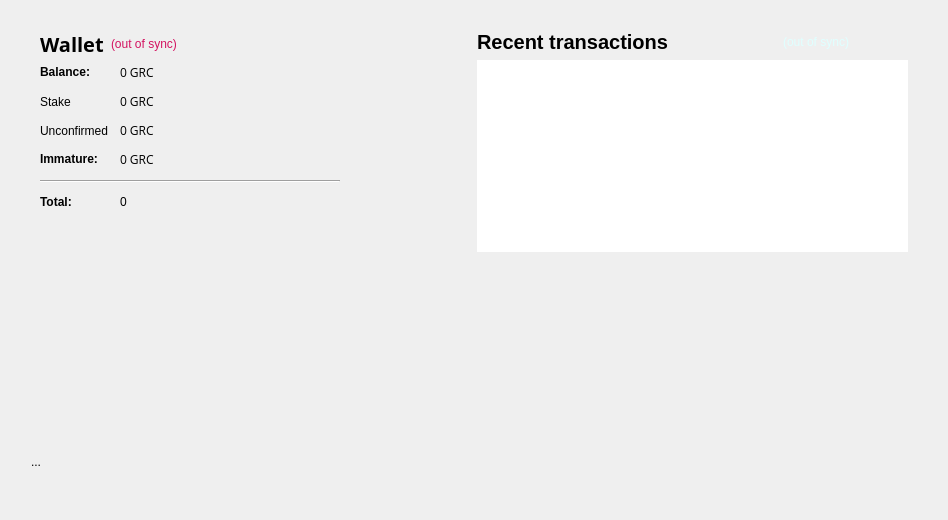
The window that src/qt/forms/overviewpage.ui (gridcoin-community/Gridcoin-Research) describes before a commit, drawn with Qt 5.
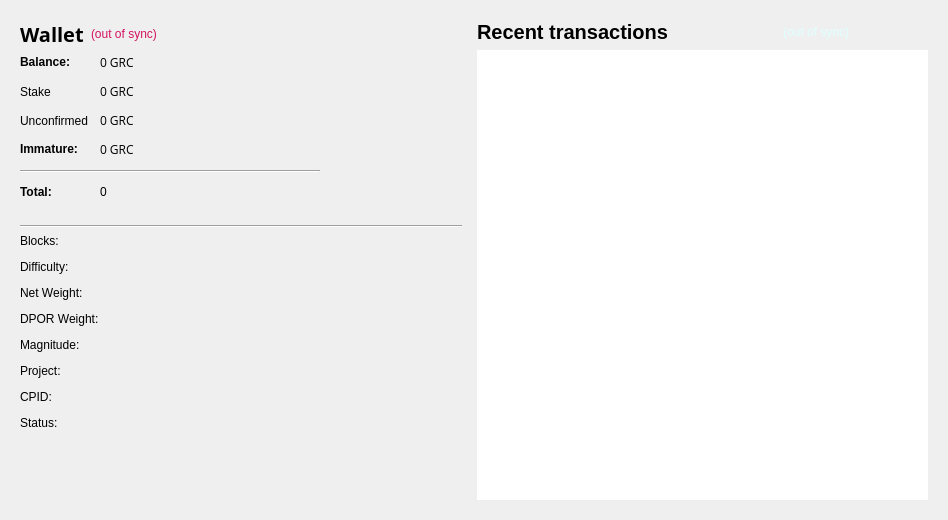
The same window after the commit.

Commit message: Several gui related changes * removal of old stylesheet code * changes to paintEvent of coincontrolwidget * introduce a struct instead of a String(msGlobalStatus) to transfer status information to the gui * change layout of overview page

Patch:
```diff
--- a/src/qt/forms/overviewpage.ui
+++ b/src/qt/forms/overviewpage.ui
@@ -32,40 +32,8 @@
    <string>Form</string>
   </property>
   <layout class="QVBoxLayout" name="verticalLayout_5">
-   <item>
-    <spacer name="verticalSpacer_4">
-     <property name="orientation">
-      <enum>Qt::Vertical</enum>
-     </property>
-     <property name="sizeType">
-      <enum>QSizePolicy::Fixed</enum>
-     </property>
-     <property name="sizeHint" stdset="0">
-      <size>
-       <width>20</width>
-       <height>10</height>
-      </size>
-     </property>
-    </spacer>
-   </item>
    <item>
     <layout class="QHBoxLayout" name="horizontalLayout">
-     <item>
-      <spacer name="horizontalSpacer_5">
-       <property name="orientation">
-        <enum>Qt::Horizontal</enum>
-       </property>
-       <property name="sizeType">
-        <enum>QSizePolicy::Fixed</enum>
-       </property>
-       <property name="sizeHint" stdset="0">
-        <size>
-         <width>20</width>
-         <height>20</height>
-        </size>
-       </property>
-      </spacer>
-     </item>
      <item>
       <layout class="QVBoxLayout" name="verticalLayout_2">
        <property name="spacing">
@@ -296,43 +264,156 @@
            </layout>
           </item>
           <item>
-           <widget class="QLabel" name="txtLastPaymentTime">
-            <property name="minimumSize">
-             <size>
-              <width>200</width>
-              <height>15</height>
-             </size>
+           <spacer name="verticalSpacer">
+            <property name="orientation">
+             <enum>Qt::Vertical</enum>
             </property>
-            <property name="maximumSize">
+            <property name="sizeType">
+             <enum>QSizePolicy::Fixed</enum>
+            </property>
+            <property name="sizeHint" stdset="0">
              <size>
-              <width>200</width>
-              <height>17</height>
+              <width>20</width>
+              <height>20</height>
              </size>
             </property>
-            <property name="text">
-             <string/>
+           </spacer>
+          </item>
+          <item>
+           <widget class="Line" name="line_2">
+            <property name="orientation">
+             <enum>Qt::Horizontal</enum>
             </property>
            </widget>
           </item>
+          <item>
+           <layout class="QFormLayout" name="formLayout">
+            <property name="fieldGrowthPolicy">
+             <enum>QFormLayout::AllNonFixedFieldsGrow</enum>
+            </property>
+            <property name="horizontalSpacing">
+             <number>12</number>
+            </property>
+            <property name="verticalSpacing">
+             <number>12</number>
+            </property>
+            <item row="0" column="0">
+             <widget class="QLabel" name="label_2">
+              <property name="text">
+               <string>Blocks:</string>
+              </property>
+             </widget>
+            </item>
+            <item row="0" column="1">
+             <widget class="QLabel" name="labelBlocks">
+              <property name="text">
+               <string notr="true"/>
+              </property>
+             </widget>
+            </item>
+            <item row="1" column="0">
+             <widget class="QLabel" name="label_8">
+              <property name="text">
+               <string>Difficulty:</string>
+              </property>
+             </widget>
+            </item>
+            <item row="1" column="1">
+             <widget class="QLabel" name="labelDifficulty">
+              <property name="text">
+               <string notr="true"/>
+              </property>
+             </widget>
+            </item>
+            <item row="2" column="0">
+             <widget class="QLabel" name="label_11">
+              <property name="text">
+               <string>Net Weight:</string>
+              </property>
+             </widget>
+            </item>
+            <item row="2" column="1">
+             <widget class="QLabel" name="labelNetWeight">
+              <property name="text">
+               <string notr="true"/>
+              </property>
+             </widget>
+            </item>
+            <item row="3" column="0">
+             <widget class="QLabel" name="label_7">
+              <property name="text">
+               <string>DPOR Weight:</string>
+              </property>
+             </widget>
+            </item>
+            <item row="4" column="0">
+             <widget class="QLabel" name="label_13">
+              <property name="text">
+               <string>Magnitude:</string>
+              </property>
+             </widget>
+            </item>
+            <item row="5" column="0">
+             <widget class="QLabel" name="label_14">
+              <property name="text">
+               <string>Project:</string>
+              </property>
+             </widget>
+            </item>
+            <item row="6" column="0">
+             <widget class="QLabel" name="label_15">
+              <property name="text">
+               <string>CPID:</string>
+              </property>
+             </widget>
+            </item>
+            <item row="7" column="0">
+             <widget class="QLabel" name="label_16">
+              <property name="text">
+               <string>Status:</string>
+              </property>
+             </widget>
+            </item>
+            <item row="3" column="1">
+             <widget class="QLabel" name="labelDporWeight">
+              <property name="text">
+               <string notr="true"/>
+              </property>
+             </widget>
+            </item>
+            <item row="4" column="1">
+             <widget class="QLabel" name="labelMagnitude">
+              <property name="text">
+               <string notr="true"/>
+              </property>
+             </widget>
+            </item>
+            <item row="5" column="1">
+             <widget class="QLabel" name="labelProject">
+              <property name="text">
+               <string notr="true"/>
+              </property>
+             </widget>
+            </item>
+            <item row="6" column="1">
+             <widget class="QLabel" name="labelCpid">
+              <property name="text">
+               <string notr="true"/>
+              </property>
+             </widget>
+            </item>
+            <item row="7" column="1">
+             <widget class="QLabel" name="labelStatus">
+              <property name="text">
+               <string notr="true"/>
+              </property>
+             </widget>
+            </item>
+           </layout>
+          </item>
          </layout>
         </widget>
        </item>
-       <item>
-        <spacer name="verticalSpacer_2">
-         <property name="orientation">
-          <enum>Qt::Vertical</enum>
-         </property>
-         <property name="sizeType">
-          <enum>QSizePolicy::Fixed</enum>
-         </property>
-         <property name="sizeHint" stdset="0">
-          <size>
-           <width>20</width>
-           <height>10</height>
-          </size>
-         </property>
-        </spacer>
-       </item>
        <item>
         <spacer name="verticalSpacer_3">
          <property name="orientation">
@@ -469,78 +550,7 @@
          </layout>
         </widget>
        </item>
-       <item>
-        <spacer name="verticalSpacer">
-         <property name="orientation">
-          <enum>Qt::Vertical</enum>
-         </property>
-         <property name="sizeType">
-          <enum>QSizePolicy::Expanding</enum>
-         </property>
-         <property name="sizeHint" stdset="0">
-          <size>
-           <width>20</width>
-           <height>40</height>
-          </size>
-         </property>
-        </spacer>
-       </item>
       </layout>
-     </item>
-     <item>
-      <spacer name="horizontalSpacer_3">
-       <property name="orientation">
-        <enum>Qt::Horizontal</enum>
-       </property>
-       <property name="sizeType">
-        <enum>QSizePolicy::Fixed</enum>
-       </property>
-       <property name="sizeHint" stdset="0">
-        <size>
-         <width>20</width>
-         <height>20</height>
-        </size>
-       </property>
-      </spacer>
-     </item>
-    </layout>
-   </item>
-   <item>
-    <layout class="QHBoxLayout" name="horizontalLayout_5">
-     <item>
-      <spacer name="horizontalSpacer">
-       <property name="orientation">
-        <enum>Qt::Horizontal</enum>
-       </property>
-       <property name="sizeType">
-        <enum>QSizePolicy::Fixed</enum>
-       </property>
-       <property name="sizeHint" stdset="0">
-        <size>
-         <width>20</width>
-         <height>20</height>
-        </size>
-       </property>
-      </spacer>
-     </item>
-     <item>
-      <widget class="QLabel" name="txtDisplay">
-       <property name="sizePolicy">
-        <sizepolicy hsizetype="Preferred" vsizetype="Preferred">
-         <horstretch>1</horstretch>
-         <verstretch>0</verstretch>
-        </sizepolicy>
-       </property>
-       <property name="minimumSize">
-        <size>
-         <width>448</width>
-         <height>95</height>
-        </size>
-       </property>
-       <property name="text">
-        <string>...</string>
-       </property>
-      </widget>
      </item>
     </layout>
    </item>
```
The commit also changes 6 other files.
